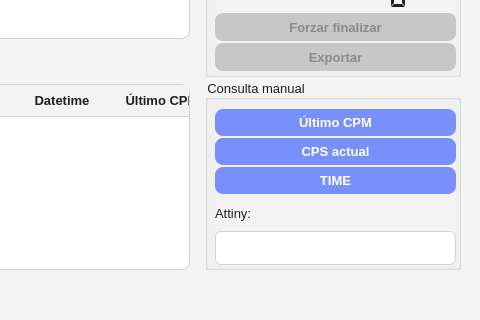
nvargas24/PocketCube, file appv3/Qt/ui_test_attiny.ui: the form before one commit; both pictures show x 400 to 880 and y 271 to 591 of the 880 by 591 pixel window.
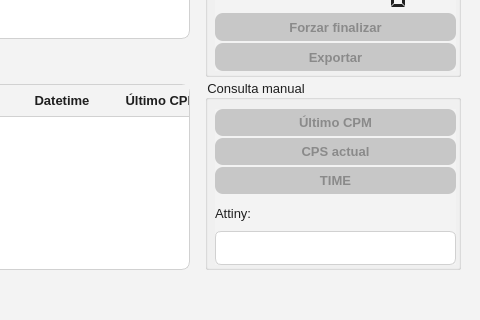
The form after the commit. Icons and pictures are not drawn.

Commit message: refactor: instacias para habilitar exportar

```diff
--- a/appv3/Qt/ui_test_attiny.ui
+++ b/appv3/Qt/ui_test_attiny.ui
@@ -827,7 +827,10 @@
           </widget>
          </item>
          <item>
-          <widget class="QGroupBox" name="groupBox">
+          <widget class="QGroupBox" name="gbox_manual">
+           <property name="enabled">
+            <bool>false</bool>
+           </property>
            <property name="title">
             <string>Consulta manual</string>
            </property>
@@ -847,7 +850,7 @@
              <item>
               <widget class="QPushButton" name="btn_last_CPM">
                <property name="enabled">
-                <bool>true</bool>
+                <bool>false</bool>
                </property>
                <property name="sizePolicy">
                 <sizepolicy hsizetype="Minimum" vsizetype="Expanding">
```
Left out of the diff: 2 changed lines with no effect on the pictures. The commit also changes 2 other files.
